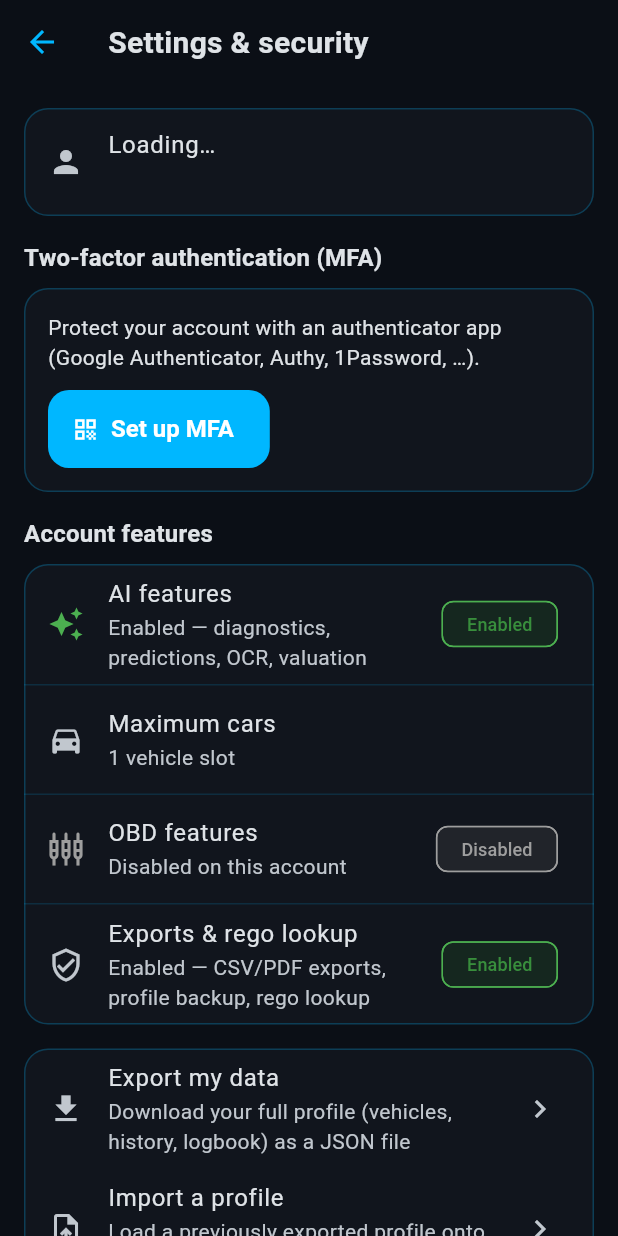
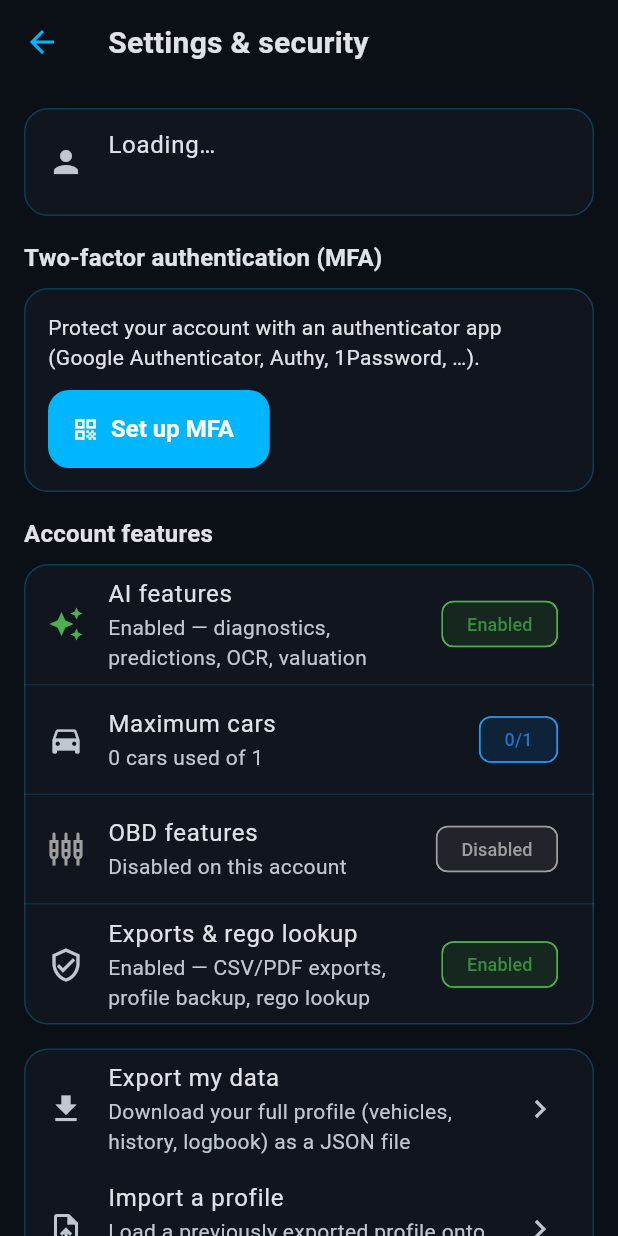
Before and after one commit to CannonFodder151/autobrain, a Flutter app: the SettingsScreen screen opened directly, on a phone screen of 412 x 824 dp. Run offline on Flutter 3.47's test engine with Material 3 defaults, Android fonts, the phone set to English and light mode, and no system bars; our stand-ins replace file_picker, fl_chart, share_plus, shared_preferences, sqflite; missing offline and left inert: dart:html; accounts and stored records are empty.

Commit message:
Settings: show car usage as used/max (2/10) on the right

```diff
--- a/frontend/lib/screens/settings/settings_screen.dart
+++ b/frontend/lib/screens/settings/settings_screen.dart
@@ -24,6 +24,8 @@ class _SettingsScreenState extends State<SettingsScreen> {
 
   bool get _aiEnabled => !((_profile?['free_account'] as bool?) ?? false);
   bool get _obdEnabled => (_profile?['obd_enabled'] as bool?) ?? false;
+  int get _maxVehicles => (_profile?['max_vehicles'] as int?) ?? 1;
+  int get _vehiclesUsed => (_profile?['vehicle_count'] as int?) ?? 0;
 
   Widget _chip(bool on) => Chip(
         label: Text(on ? 'Enabled' : 'Disabled'),
@@ -36,6 +38,14 @@ class _SettingsScreenState extends State<SettingsScreen> {
         ),
         labelStyle: TextStyle(
             color: on ? Colors.green.shade700 : Colors.grey, fontSize: 12),
+      );
+
+  Widget _countChip(int used, int max) => Chip(
+        label: Text('$used/$max'),
+        visualDensity: VisualDensity.compact,
+        backgroundColor: Colors.blue.withValues(alpha: 0.15),
+        side: BorderSide(color: Colors.blue, width: 1),
+        labelStyle: TextStyle(color: Colors.blue.shade700, fontSize: 12),
       );
 
   @override
@@ -289,8 +299,9 @@ class _SettingsScreenState extends State<SettingsScreen> {
                 ListTile(
                   leading: const Icon(Icons.directions_car),
                   title: const Text('Maximum cars'),
-                  subtitle: Text('${(_profile?['max_vehicles'] as int?) ?? 1} '
-                      'vehicle slot${(_profile?['max_vehicles'] as int? ?? 1) == 1 ? '' : 's'}'),
+                  subtitle: Text('$_vehiclesUsed car${_vehiclesUsed == 1 ? '' : 's'} used '
+                      'of $_maxVehicles'),
+                  trailing: _countChip(_vehiclesUsed, _maxVehicles),
                 ),
                 const Divider(height: 1),
                 ListTile(
```
